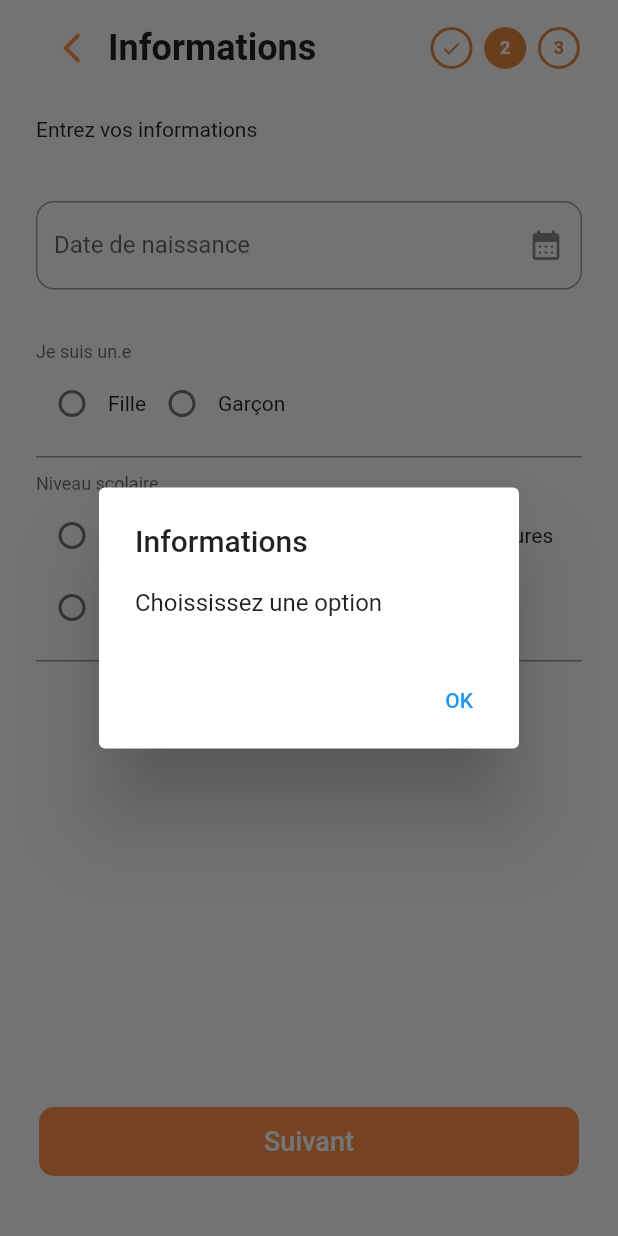
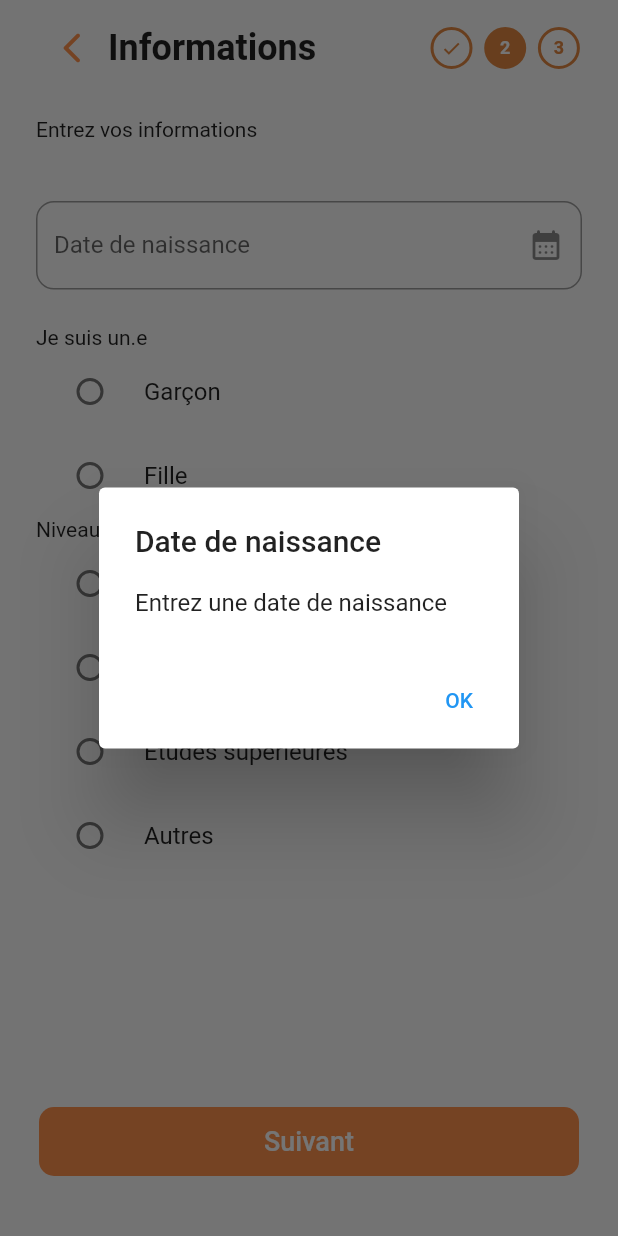
Before and after one commit to Les-Pilotes/immersion, a Flutter app: the SignUpInformationScreen screen opened directly, after a tap on "Suivant", on a phone screen of 412 x 824 dp. Run offline on Flutter 3.47's test engine with Material 2 defaults, Android fonts, the phone set to English and light mode, and no system bars; drawn by our look-alikes of flutter_form_builder; our stand-ins replace cloud_firestore, email_validator, firebase_auth, firebase_core, flutter_bloc, form_builder_validators; accounts and stored records are empty.

Commit message:
Adding Sign Up Information validation Fixing Registration interface (keyboard auto-scroll)

```diff
--- a/lib/src/features/authentication/presentation/screens/sign_up_informations.dart
+++ b/lib/src/features/authentication/presentation/screens/sign_up_informations.dart
@@ -1,6 +1,5 @@
 import 'package:flutter/material.dart';
 import 'package:flutter_form_builder/flutter_form_builder.dart';
-import 'package:form_builder_validators/form_builder_validators.dart';
 import 'package:immersion/src/features/authentication/domain/gender.dart';
 import 'package:immersion/src/features/authentication/domain/school_level.dart';
 import 'package:immersion/src/features/authentication/presentation/screens/sign_up_preferences.dart';
@@ -72,6 +71,9 @@ class _SignUpInformationScreenState extends State<SignUpInformationScreen> {
 
   @override
   Widget build(BuildContext context) {
+    Gender? selectedGender;
+    SchoolLevel? selectedSchoolLevel;
+
     return Scaffold(
       body: SafeArea(
         child: Column(
@@ -82,6 +84,9 @@ class _SignUpInformationScreenState extends State<SignUpInformationScreen> {
                   vertical: 8,
                   horizontal: 24,
                 ),
+                child: SingleChildScrollView(
+                  child: Form(
+                    key: _formKey,
                     child: Column(
                       crossAxisAlignment: CrossAxisAlignment.start,
                       children: [
@@ -89,7 +94,8 @@ class _SignUpInformationScreenState extends State<SignUpInformationScreen> {
                           mainAxisAlignment: MainAxisAlignment.spaceBetween,
                           children: [
                             IconButton(
-                          icon: const Icon(Icons.arrow_back_ios_new_rounded),
+                              icon:
+                                  const Icon(Icons.arrow_back_ios_new_rounded),
                               color: primaryColor,
                               onPressed: () => Navigator.pop(context),
                             ),
@@ -139,68 +145,125 @@ class _SignUpInformationScreenState extends State<SignUpInformationScreen> {
                             child: PilotesInputField(
                               fieldHintText: "Date de naissance",
                               fieldName: 'dob',
-                          fieldIcon: const Icon(Icons.calendar_month_rounded),
+                              fieldIcon:
+                                  const Icon(Icons.calendar_month_rounded),
                               controller: _dobController,
                               currentNode: _focusDob,
                               fieldActionType: TextInputAction.next,
+                              validator: (value) {
+                                if (value == null || value.isEmpty) {
+                                  return 'Entrez une date de naissance';
+                                }
+                                return null;
+                              },
                             ),
                           ),
                         ),
                         Container(
                           height: 24,
                         ),
-                    Form(
-                      key: _formKey,
-                      child: Column(
+                        const Text("Je suis un.e"),
+                        StatefulBuilder(
+                          builder:
+                              (BuildContext context, StateSetter setState) {
+                            return Column(
                               children: [
-                          FormBuilderRadioGroup(
-                            decoration: const InputDecoration(
-                                labelText: 'Je suis un.e'),
-                            name: 'gender',
-                            validator: FormBuilderValidators.required(),
-                            options: Gender.values
-                                .map(
-                                  (gender) => FormBuilderFieldOption(
-                                      value: gender.name),
-                                )
-                                .toList(growable: false),
+                                RadioListTile<Gender>(
+                                  title: const Text('Garçon'),
+                                  value: Gender.male,
+                                  groupValue: selectedGender,
+                                  onChanged: (value) {
+                                    setState(() {
+                                      selectedGender = value;
+                                    });
+                                  },
                                 ),
-                          FormBuilderRadioGroup(
-                            decoration: const InputDecoration(
-                                labelText: 'Niveau scolaire'),
-                            name: 'schoolLevel',
-                            validator: FormBuilderValidators.required(),
-                            options: SchoolLevel.values
-                                .map(
-                                  (level) =>
-                                      FormBuilderFieldOption(value: level.name),
-                                )
-                                .toList(growable: false),
+                                RadioListTile<Gender>(
+                                  title: const Text('Fille'),
+                                  value: Gender.female,
+                                  groupValue: selectedGender,
+                                  onChanged: (value) {
+                                    setState(() {
+                                      selectedGender = value;
+                                    });
+                                  },
                                 ),
                               ],
+                            );
+                          },
                         ),
+                        const Text("Niveau scolaire"),
+                        StatefulBuilder(
+                          builder:
+                              (BuildContext context, StateSetter setState) {
+                            return Column(
+                              children: [
+                                RadioListTile<SchoolLevel>(
+                                  title: const Text('Collège'),
+                                  value: SchoolLevel.college,
+                                  groupValue: selectedSchoolLevel,
+                                  onChanged: (value) {
+                                    setState(() {
+                                      selectedSchoolLevel = value;
+                                    });
+                                  },
+                                ),
+                                RadioListTile<SchoolLevel>(
+                                  title: const Text('Lycée'),
+                                  value: SchoolLevel.highSchool,
+                                  groupValue: selectedSchoolLevel,
+                                  onChanged: (value) {
+                                    setState(() {
+                                      selectedSchoolLevel = value;
+                                    });
+                                  },
+                                ),
+                                RadioListTile<SchoolLevel>(
+                                  title: const Text('Études supérieures'),
+                                  value: SchoolLevel.higherEducation,
+                                  groupValue: selectedSchoolLevel,
+                                  onChanged: (value) {
+                                    setState(() {
+                                      selectedSchoolLevel = value;
+                                    });
+                                  },
+                                ),
+                                RadioListTile<SchoolLevel>(
+                                  title: const Text('Autres'),
+                                  value: SchoolLevel.other,
+                                  groupValue: selectedSchoolLevel,
+                                  onChanged: (value) {
+                                    setState(() {
+                                      selectedSchoolLevel = value;
+                                    });
+                                  },
+                                ),
+                              ],
+                            );
+                          },
                         ),
                       ],
                     ),
                   ),
                 ),
+              ),
+            ),
             Column(
               children: [
-                //amadou_g@hotmail.fr
                 PrimaryButton(
                   text: "Suivant",
                   onPressed: () {
-                    if (_formKey.currentState?.validate() == false) {
                     if (_dobController.text.isNotEmpty) {
+                      if (selectedGender != null) {
+                        if (selectedSchoolLevel != null) {
                           navigateToSignUpPreference(context);
                         } else {
                           showDialog<AlertDialog>(
                             context: context,
                             builder: (BuildContext context) {
                               return AlertDialog(
-                              title: const Text('Date de naissance'),
-                              content:
-                                  const Text('Entrez une date de naissance'),
+                                title: const Text('Informations'),
+                                content: const Text('Choississez un niveau'),
                                 actions: [
                                   TextButton(
                                     child: const Text('OK'),
@@ -234,6 +297,26 @@ class _SignUpInformationScreenState extends State<SignUpInformationScreen> {
                           },
                         );
                       }
+                    } else {
+                      showDialog<AlertDialog>(
+                        context: context,
+                        builder: (BuildContext context) {
+                          return AlertDialog(
+                            title: const Text('Date de naissance'),
+                            content: const Text('Entrez une date de naissance'),
+                            actions: [
+                              TextButton(
+                                child: const Text('OK'),
+                                onPressed: () {
+                                  Navigator.of(context)
+                                      .pop(); // Close the dialog
+                                },
+                              ),
+                            ],
+                          );
+                        },
+                      );
+                    }
                   },
                 ),
                 const SizedBox(height: 40),
--- a/lib/src/features/authentication/presentation/screens/sign_up_registration.dart
+++ b/lib/src/features/authentication/presentation/screens/sign_up_registration.dart
@@ -97,6 +97,7 @@ class _SignUpRegistrationScreenState extends State<SignUpRegistrationScreen> {
                     vertical: 16,
                     horizontal: 32,
                   ),
+                  child: SingleChildScrollView(
                     child: Column(
                       crossAxisAlignment: CrossAxisAlignment.start,
                       children: [
@@ -145,7 +146,6 @@ class _SignUpRegistrationScreenState extends State<SignUpRegistrationScreen> {
                         ),
                         Form(
                           key: _formKey,
-                        child: SingleChildScrollView(
                           child: Column(
                             children: [
                               PilotesInputField(
@@ -231,8 +231,8 @@ class _SignUpRegistrationScreenState extends State<SignUpRegistrationScreen> {
                             ],
                           ),
                         ),
+                      ],
                     ),
-                    ],
                   ),
                 ),
               ),
```
Lines whose indentation alone changed are shown as unchanged.
